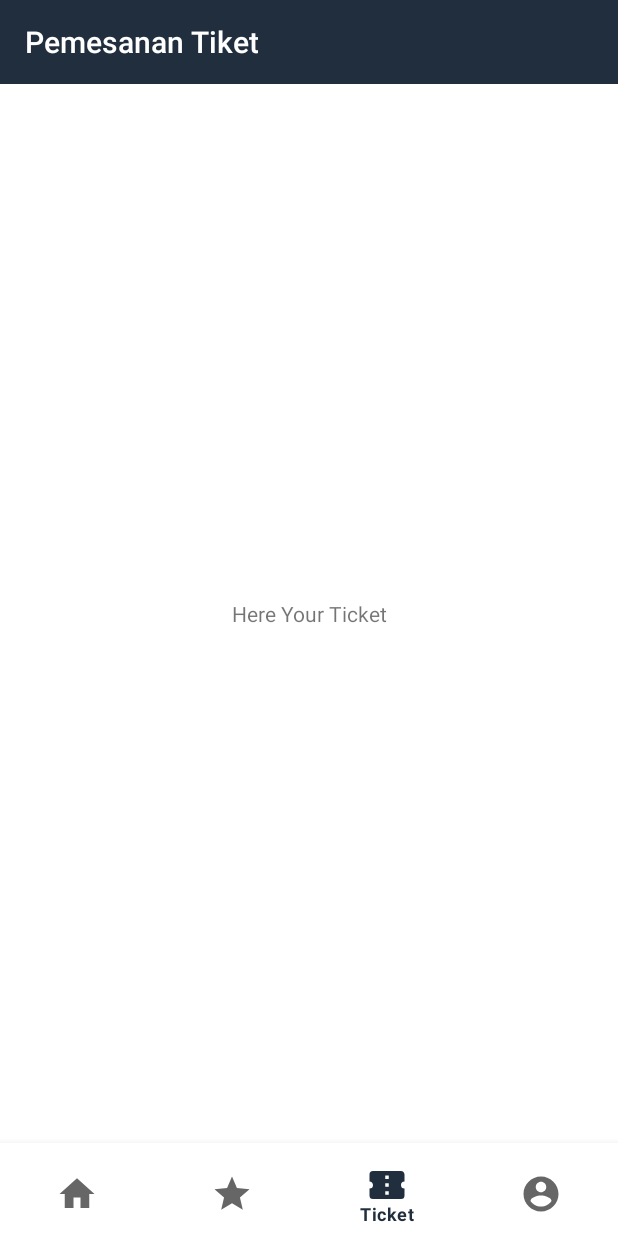
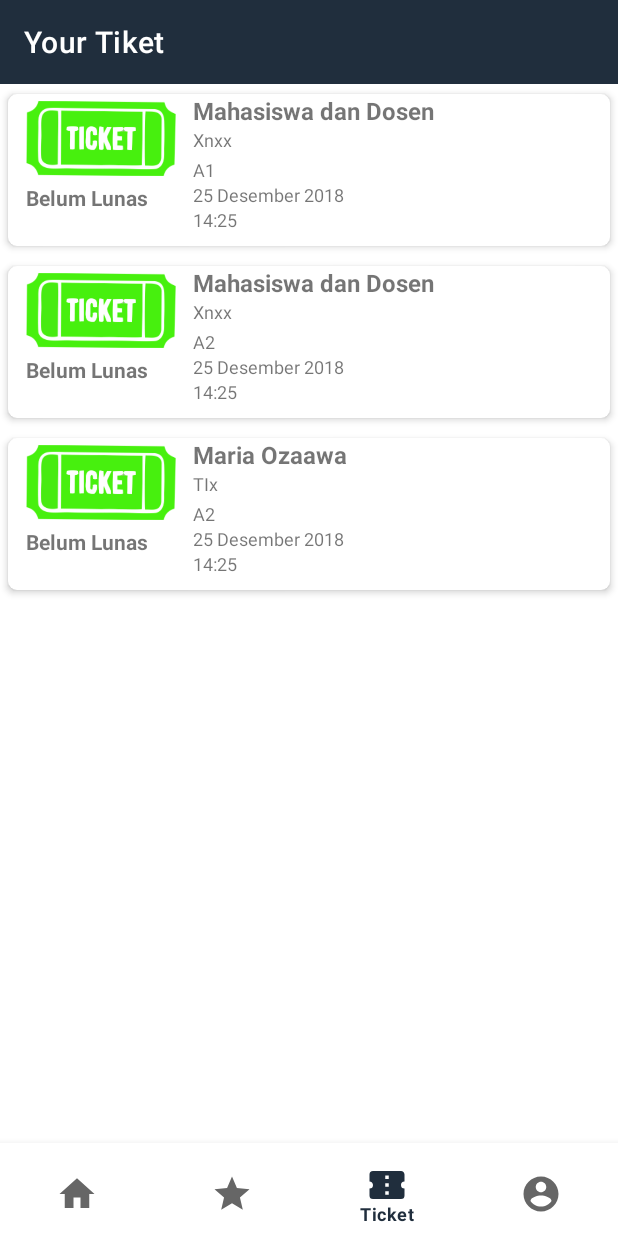
Before and after one commit to mdriken/praktikum-promob-k9, an Android app: the screen it shows after launch (MainActivity), item 3 of the bottom bar chosen, on a phone screen of 412 x 824 dp. Run offline under Robolectric (Android 15) with nearby library versions, the phone set to English and light mode, and no system bars.

Commit message:
transaksi view

```diff
--- a/app/src/main/AndroidManifest.xml
+++ b/app/src/main/AndroidManifest.xml
@@ -22,6 +22,7 @@
         <activity android:name=".activity.RegisterActivity" />
         <activity android:name=".activity.DetailFilmActivity" />
         <activity android:name=".fragment.MainFilmTablayout" />
+        <activity android:name=".activity.activity_order"></activity>
     </application>
 
 </manifest>
--- /dev/null
+++ b/app/src/main/java/com/example/riken/etic/adapter/TiketAdapter.java
@@ -0,0 +1,72 @@
+package com.example.riken.etic.adapter;
+import android.support.v7.widget.RecyclerView;
+import android.view.LayoutInflater;
+import android.view.View;
+import android.view.ViewGroup;
+import android.widget.TextView;
+
+import com.example.riken.etic.R;
+import com.example.riken.etic.models.FieldTiket;
+
+import java.util.ArrayList;
+
+
+public class TiketAdapter extends RecyclerView.Adapter<TiketAdapter.TiketViewHolder>{
+
+    private  ArrayList<FieldTiket> dataList;
+
+    public TiketAdapter(ArrayList<FieldTiket> dataList) {
+        this.setDataList(dataList);
+    }
+
+    @Override
+    public TiketViewHolder onCreateViewHolder(ViewGroup parent, int viewType) {
+        LayoutInflater layoutInflater = LayoutInflater.from(parent.getContext());
+        View view = layoutInflater.inflate(R.layout.list_ticket, parent, false);
+        return new TiketViewHolder(view);
+    }
+
+    @Override
+    public void onBindViewHolder(TiketViewHolder holder, int position) {
+        holder.label_film1.setText(getDataList().get(position).getNama_film());
+        holder.label_bioskop1.setText(getDataList().get(position).getBioskop());
+        holder.label_seat1.setText(getDataList().get(position).getSeat());
+        holder.label_jam1.setText(getDataList().get(position).getJam());
+        holder.label_tanggal1.setText(getDataList().get(position).getTanggal());
+        holder.label_status1.setText(getDataList().get(position).getStatus());
+
+    }
+
+    @Override
+    public int getItemCount () {
+        return (getDataList() != null) ? getDataList().size() : 0;
+    }
+
+    public  ArrayList<FieldTiket> getDataList() {
+        return dataList;
+    }
+
+    public void setDataList(ArrayList<FieldTiket> dataList) {
+        this.dataList = dataList;
+    }
+
+    public class TiketViewHolder extends RecyclerView.ViewHolder {
+        private TextView label_film1, label_bioskop1, label_seat1, label_jam1, label_tanggal1, label_status1;
+
+
+        public TiketViewHolder(View itemView) {
+            super(itemView);
+            label_film1 = (TextView) itemView.findViewById(R.id.label_film);
+            label_bioskop1 = (TextView) itemView.findViewById(R.id.label_bioskop);
+            label_seat1 = (TextView) itemView.findViewById(R.id.label_seat);
+            label_jam1 = (TextView) itemView.findViewById(R.id.label_jam);
+            label_tanggal1 = (TextView) itemView.findViewById(R.id.label_tanggal);
+            label_jam1 = (TextView) itemView.findViewById(R.id.label_jam);
+            label_status1 = (TextView) itemView.findViewById(R.id.label_status);
+        }
+
+
+    }
+
+
+}
--- a/app/src/main/java/com/example/riken/etic/fragment/TiketFragment.java
+++ b/app/src/main/java/com/example/riken/etic/fragment/TiketFragment.java
@@ -4,29 +4,51 @@ import android.os.Bundle;
 import android.support.annotation.NonNull;
 import android.support.annotation.Nullable;
 import android.support.v4.app.Fragment;
-import android.support.v7.widget.Toolbar;
+import android.support.v7.widget.LinearLayoutManager;
+import android.support.v7.widget.RecyclerView;
 import android.view.LayoutInflater;
 import android.view.View;
 import android.view.ViewGroup;
 
 import com.example.riken.etic.R;
+import com.example.riken.etic.models.FieldTiket;
+import com.example.riken.etic.adapter.TiketAdapter;
+
+import java.util.ArrayList;
 
 
 public class TiketFragment extends Fragment {
+    private RecyclerView recyclerView;
+    private TiketAdapter adapter;
+    ArrayList<FieldTiket> TiketFieldsArrayList;
+
     @Nullable
     @Override
-    public View onCreateView(@NonNull LayoutInflater inflater, @Nullable ViewGroup container, @Nullable Bundle savedInstanceState) {
+    public View onCreateView(@NonNull LayoutInflater inflater, @Nullable ViewGroup container, Bundle savedInstanceState) {
 
         View view = inflater.inflate(R.layout.fragment_tiket,container,false);
+        super.onCreate(savedInstanceState);
+;
+
+        addData();
+
+        recyclerView = view.findViewById(R.id.recycler_view);
+
+        LinearLayoutManager layoutManager = new LinearLayoutManager(getContext(), LinearLayoutManager.VERTICAL, false);
+        adapter = new TiketAdapter(TiketFieldsArrayList);
+        recyclerView.setLayoutManager(layoutManager);
+        recyclerView.setAdapter(adapter);
         return view;
 
+    }
 
-
-
-
+    public void addData(){
+        TiketFieldsArrayList =  new ArrayList<>();
+        TiketFieldsArrayList.add(new FieldTiket("Mahasiswa dan Dosen", "Xnxx", "A1", "14:25", "25 Desember 2018", "Belum Lunas"));
+        TiketFieldsArrayList.add(new FieldTiket("Mahasiswa dan Dosen", "Xnxx", "A2", "14:25", "25 Desember 2018", "Belum Lunas"));
+        TiketFieldsArrayList.add(new FieldTiket("Maria Ozaawa", "TIx", "A2", "14:25", "25 Desember 2018", "Belum Lunas"));
     }
 
 
 
-
 }
--- /dev/null
+++ b/app/src/main/java/com/example/riken/etic/models/FieldTiket.java
@@ -0,0 +1,69 @@
+package com.example.riken.etic.models;
+
+public class FieldTiket {
+    private String nama_film;
+    private String bioskop;
+    private String seat;
+    private String jam;
+    private String tanggal;
+    private String status;
+
+    public FieldTiket(String _nama_film, String _bioskop, String _seat, String _jam, String _tanggal, String _status) {
+        this.setNama_film(_nama_film);
+        this.setBioskop(_bioskop);
+        this.setSeat(_seat);
+        this.setJam(_jam);
+        this.setTanggal(_tanggal);
+        this.setStatus(_status);
+
+    }
+
+
+    public String getNama_film() {
+        return nama_film;
+    }
+
+    public void setNama_film(String nama_film) {
+        this.nama_film = nama_film;
+    }
+
+    public String getBioskop() {
+        return bioskop;
+    }
+
+    public void setBioskop(String bioskop) {
+        this.bioskop = bioskop;
+    }
+
+    public String getSeat() {
+        return seat;
+    }
+
+    public void setSeat(String seat) {
+        this.seat = seat;
+    }
+
+    public String getJam() {
+        return jam;
+    }
+
+    public void setJam(String jam) {
+        this.jam = jam;
+    }
+
+    public String getTanggal() {
+        return tanggal;
+    }
+
+    public void setTanggal(String tanggal) {
+        this.tanggal = tanggal;
+    }
+
+    public String getStatus() {
+        return status;
+    }
+
+    public void setStatus(String status) {
+        this.status = status;
+    }
+}
--- a/app/src/main/res/layout/fragment_tiket.xml
+++ b/app/src/main/res/layout/fragment_tiket.xml
@@ -1,9 +1,9 @@
 <?xml version="1.0" encoding="utf-8"?>
-<LinearLayout
-    xmlns:android="http://schemas.android.com/apk/res/android"
+<LinearLayout xmlns:android="http://schemas.android.com/apk/res/android"
     xmlns:tools="http://schemas.android.com/tools"
     android:layout_width="match_parent"
     android:layout_height="match_parent"
+    xmlns:app="http://schemas.android.com/apk/res-auto"
     android:orientation="vertical"
     tools:context=".fragment.TiketFragment">
 
@@ -11,33 +11,17 @@
         android:id="@+id/toolbar"
         android:layout_width="match_parent"
         android:layout_height="wrap_content"
+        app:title="Your Tiket"
+        app:titleTextColor="@color/whiteItem"
         android:background="@color/colorPrimary">
 
-            <RelativeLayout
-                android:layout_width="match_parent"
-                android:layout_height="wrap_content">
-
-                <TextView
-                    android:layout_width="wrap_content"
-                    android:layout_height="wrap_content"
-                    android:gravity="center"
-                    android:text="Pemesanan Tiket"
-                    android:textColor="#fff"
-                    android:textAppearance="@style/TextAppearance.Widget.AppCompat.Toolbar.Title" />
-
-            </RelativeLayout>
     </android.support.v7.widget.Toolbar>
 
-    <LinearLayout
+    <android.support.v7.widget.RecyclerView
+        android:id="@+id/recycler_view"
         android:layout_width="match_parent"
         android:layout_height="match_parent">
 
-        <TextView
-            android:layout_width="match_parent"
-            android:layout_height="match_parent"
-            android:gravity="center"
-
-            android:text="Here Your Ticket" />
-    </LinearLayout>
+    </android.support.v7.widget.RecyclerView>
 
 </LinearLayout>
--- /dev/null
+++ b/app/src/main/res/layout/list_ticket.xml
@@ -0,0 +1,92 @@
+<?xml version="1.0" encoding="utf-8"?>
+<android.support.v7.widget.CardView xmlns:android="http://schemas.android.com/apk/res/android"
+    xmlns:card_view="http://schemas.android.com/apk/res-auto"
+    xmlns:tools="http://schemas.android.com/tools"
+    android:layout_width="match_parent"
+    android:layout_height="wrap_content"
+    card_view:cardCornerRadius="6dp"
+    card_view:cardElevation="3dp"
+    card_view:cardUseCompatPadding="true">
+
+    <android.support.v7.widget.CardView
+        android:id="@+id/cv_layout_fav"
+        android:layout_width="match_parent"
+        android:layout_height="101dp">
+
+
+        <RelativeLayout
+            android:layout_width="match_parent"
+            android:layout_height="match_parent">
+
+            <ImageView
+                android:id="@+id/imageView"
+                android:src="@drawable/ticket1"
+                android:layout_width="100dp"
+                android:layout_height="59dp"
+                android:layout_alignParentStart="true"
+                android:layout_alignParentTop="true"
+                android:layout_marginStart="12dp" />
+
+            <TextView
+                android:id="@+id/label_film"
+                android:layout_width="261dp"
+                android:layout_height="wrap_content"
+                android:layout_alignParentStart="true"
+                android:layout_alignParentTop="true"
+                android:layout_marginStart="123dp"
+                android:layout_weight="1"
+                android:text="Harold and Kumar"
+                android:textSize="16sp"
+                android:textStyle="bold" />
+
+            <TextView
+                android:id="@+id/label_jam"
+                android:layout_width="wrap_content"
+                android:layout_height="wrap_content"
+                android:layout_alignStart="@+id/label_film"
+                android:layout_below="@+id/label_tanggal"
+                android:text="14:25"
+                android:textSize="12sp" />
+
+            <TextView
+                android:id="@+id/label_tanggal"
+                android:layout_width="wrap_content"
+                android:layout_height="wrap_content"
+                android:layout_alignStart="@+id/label_film"
+                android:layout_below="@+id/label_seat"
+                android:text="10 Desember 2018"
+                android:textSize="12sp" />
+
+            <TextView
+                android:id="@+id/label_seat"
+                android:layout_width="wrap_content"
+                android:layout_height="wrap_content"
+                android:layout_alignStart="@+id/label_film"
+                android:layout_centerVertical="true"
+                android:text="Seat A1, A2, A3, A4, A5"
+                android:textSize="12sp" />
+
+            <TextView
+                android:id="@+id/label_bioskop"
+                android:layout_width="wrap_content"
+                android:layout_height="wrap_content"
+                android:layout_alignStart="@+id/label_film"
+                android:layout_below="@+id/label_film"
+                android:text="Mall 21"
+                android:textSize="12sp" />
+
+            <TextView
+                android:id="@+id/label_status"
+                android:layout_width="wrap_content"
+                android:layout_height="wrap_content"
+                android:layout_alignStart="@+id/imageView"
+                android:layout_below="@+id/imageView"
+                android:text="Lunas"
+                android:textStyle="bold" />
+
+        </RelativeLayout>
+
+    </android.support.v7.widget.CardView>
+
+
+</android.support.v7.widget.CardView>
```
Also changed, not shown: app/src/main/java/com/example/riken/etic/activity/activity_order.java (added, +15 -0 lines), app/src/main/res/layout/activity_order.xml (added, +235 -0 lines), app/src/main/res/layout/list_whislist.xml (+14 -14 lines), app/src/main/res/drawable/ticket1.png (added). Lines whose indentation alone changed are shown as unchanged.
